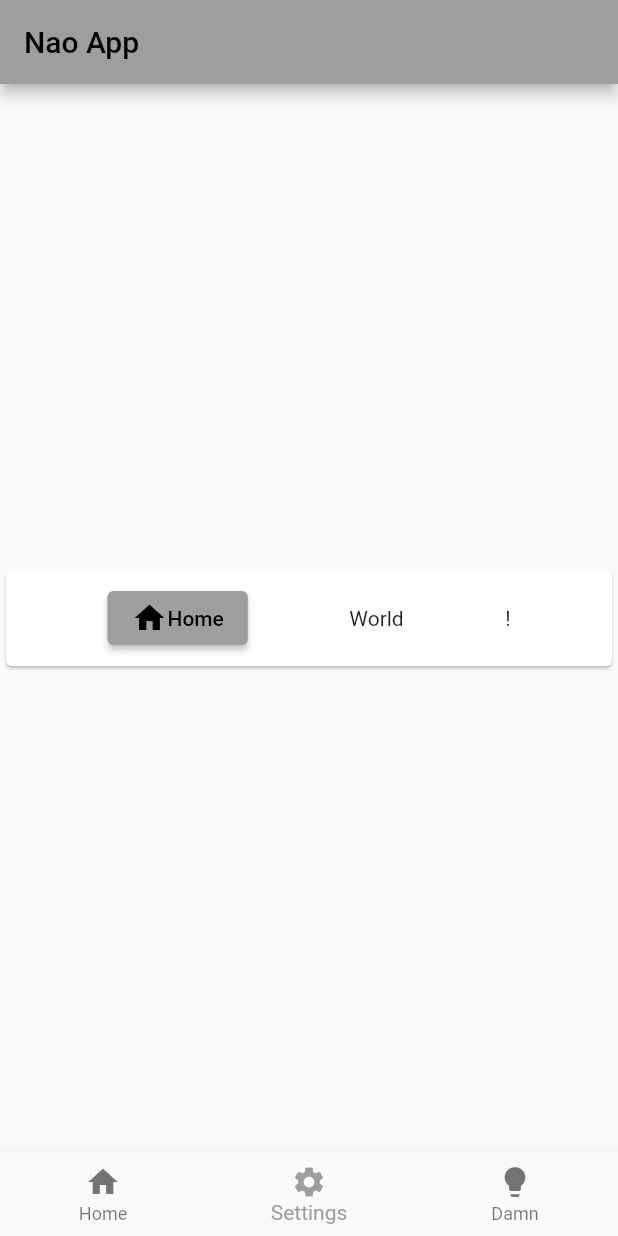
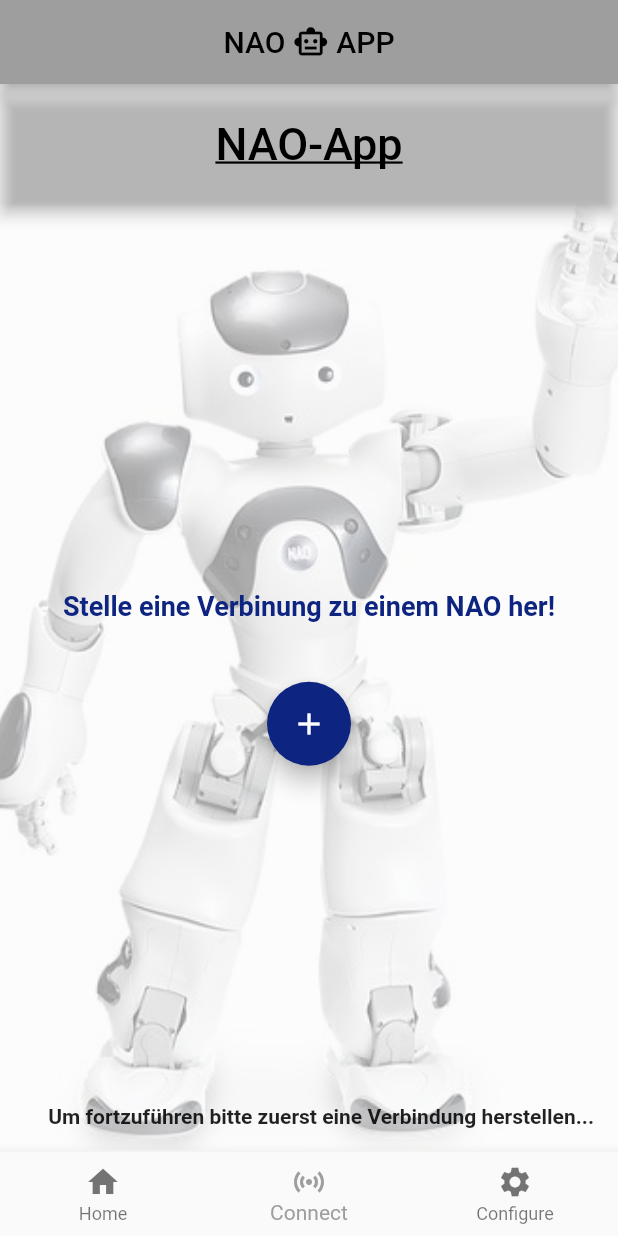
Before and after one commit to sbaer2306/NAO-APP, a Flutter app: the screen it shows after launch, item 2 of the bottom bar chosen, on a phone screen of 412 x 824 dp. Run offline on Flutter 3.47's test engine with Material 2 defaults, Android fonts, the phone set to English and light mode, and no system bars.

Commit message:
changed: clean up pages

```diff
--- a/lib/my_app.dart
+++ b/lib/my_app.dart
@@ -1,17 +1,18 @@
 import 'package:flutter/material.dart';
 import 'package:nao_app/pages/connecting_view.dart';
 import 'pages/home_page.dart';
+import 'pages/start_view.dart';
 
 class MyAppState extends State<MyApp> {
   int selectedPageIndex = 0;
 
   final List<Widget> pages = [
-    const MyHomePage(title: "NAO-App"),
-    const HomePage(),
-    const Text("foobar"),
+    const Center(child: StartView(title: "Startview")),
+    const Center(child: ConnectView(title: "NAO-App")),
+    const Center(child: ConfigView()),
   ];
 
-  void onTap(int i) {
+  void setSelectedPage(int i) {
     setState(() {
       selectedPageIndex = i;
     });
@@ -33,7 +34,15 @@ class MyAppState extends State<MyApp> {
         home: SafeArea(
             child: Scaffold(
                 appBar: AppBar(
-                  title: const Text("Nao App"),
+                  title: Center(
+                      child: Row(
+                    mainAxisAlignment: MainAxisAlignment.center,
+                    children: const [
+                      Text("NAO "),
+                      Icon(Icons.smart_toy_outlined),
+                      Text(" APP")
+                    ],
+                  )),
                 ),
                 body: pages.elementAt(selectedPageIndex),
                 bottomNavigationBar: BottomNavigationBar(
@@ -41,12 +50,12 @@ class MyAppState extends State<MyApp> {
                     BottomNavigationBarItem(
                         icon: Icon(Icons.home), label: "Home"),
                     BottomNavigationBarItem(
-                        icon: Icon(Icons.settings), label: "Settings"),
+                        icon: Icon(Icons.sensors), label: "Connect"),
                     BottomNavigationBarItem(
-                        icon: Icon(Icons.lightbulb), label: "Damn"),
+                        icon: Icon(Icons.settings), label: "Configure"),
                   ],
                   currentIndex: selectedPageIndex,
-                  onTap: onTap,
+                  onTap: setSelectedPage,
                 ))));
   }
 }
--- a/lib/pages/connecting_view.dart
+++ b/lib/pages/connecting_view.dart
@@ -6,16 +6,16 @@ import 'package:nao_app/ui_elements/nao_background.dart';
 import 'package:nao_app/pages/create_connect_view.dart';
 import 'package:nao_app/pages/start_view.dart';
 
-class MyHomePage extends StatefulWidget {
-  const MyHomePage({super.key, required this.title});
+class ConnectView extends StatefulWidget {
+  const ConnectView({super.key, required this.title});
 
   final String title;
 
   @override
-  State<MyHomePage> createState() => _MyHomePageState();
+  State<ConnectView> createState() => _ConnectViewState();
 }
 
-class _MyHomePageState extends State<MyHomePage> {
+class _ConnectViewState extends State<ConnectView> {
   @override
   Widget build(BuildContext context) {
     final robotProvider = Provider.of<RobotProvider>(context, listen: false);
--- a/lib/pages/home_page.dart
+++ b/lib/pages/home_page.dart
@@ -1,7 +1,7 @@
 import 'package:flutter/material.dart';
 
-class HomePage extends StatelessWidget {
-  const HomePage({Key? key}) : super(key: key);
+class ConfigView extends StatelessWidget {
+  const ConfigView({Key? key}) : super(key: key);
 
   @override
   Widget build(BuildContext context) {
```
